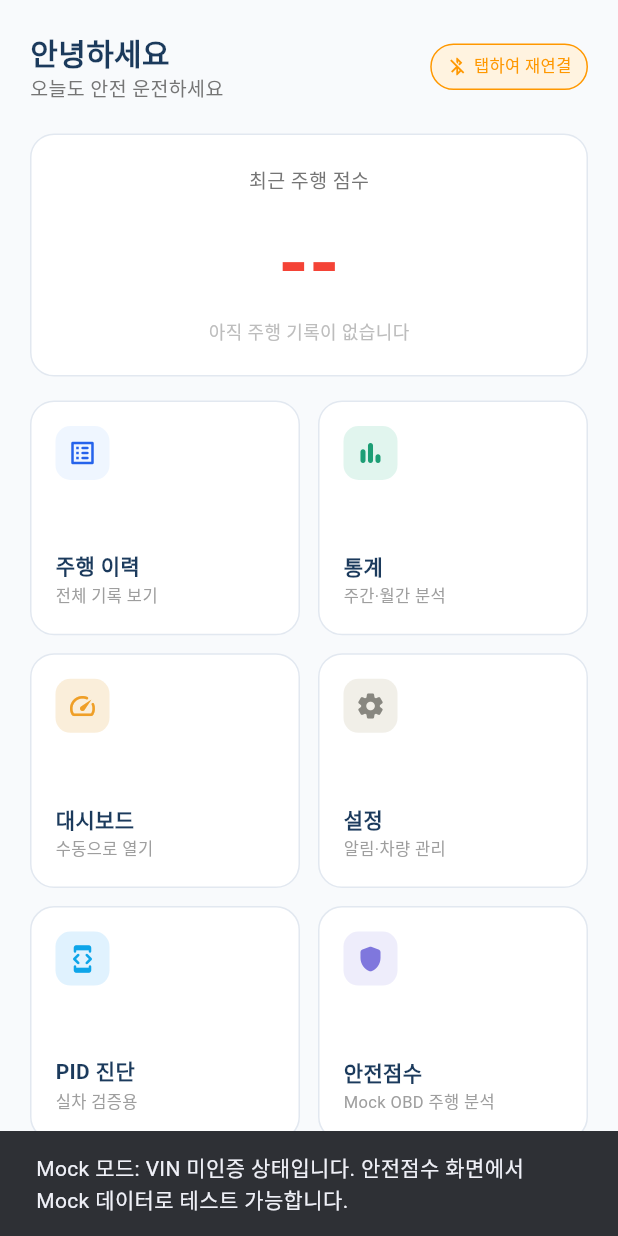
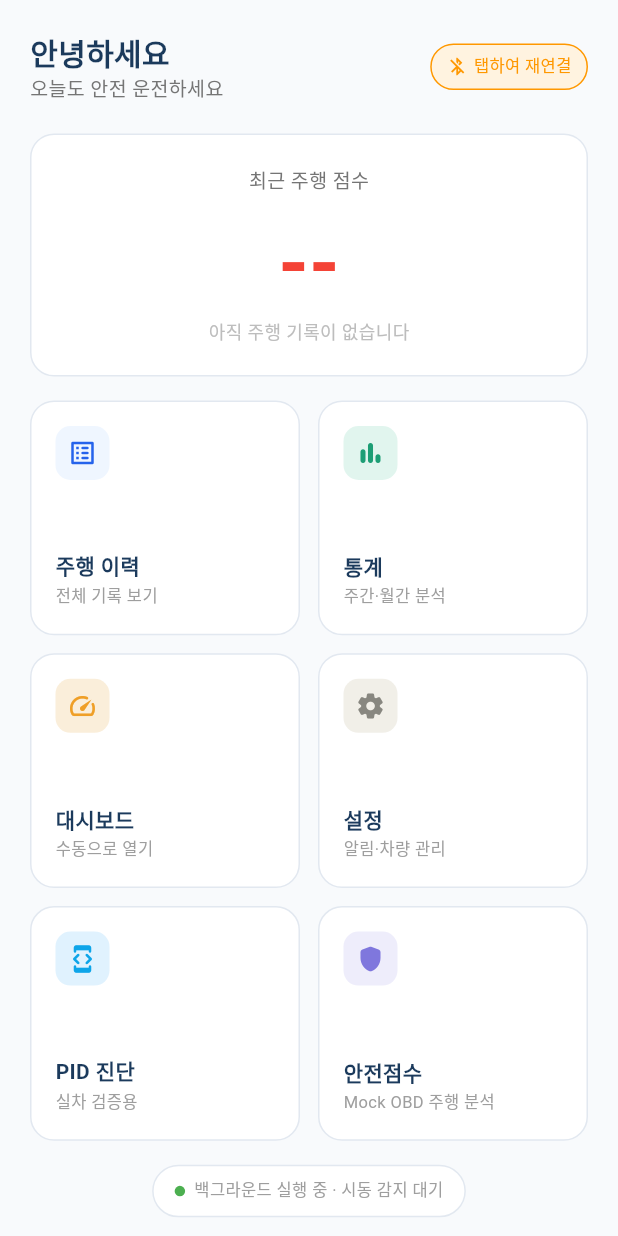
Before and after one commit to sunxchip/ubi_token, a Flutter app: the ScannerConnectScreen screen opened directly, after a tap on "스캐너 없이 테스트하기", on a phone screen of 412 x 824 dp. Run offline on Flutter 3.47's test engine with Material 3 defaults, Android fonts, the phone set to English and light mode, and no system bars; our stand-ins replace dio, drift, drift_flutter, flutter_blue_plus, flutter_dotenv, geolocator and 2 more; missing offline and left inert: flutter_background_service; accounts and stored records are empty; generated files the repository leaves out were written again; Roboto replaces fonts that are missing (pretendard).

Commit message:
fix: Mock 모드 진입 시 임시 VIN 저장으로 안전점수 화면 진입 가능하도록 수정

```diff
--- a/lib/presentation/screens/onboarding/scanner_connect_screen.dart
+++ b/lib/presentation/screens/onboarding/scanner_connect_screen.dart
@@ -127,15 +127,11 @@
         (_) => false,
       );
     } else {
-      // VIN 미인증 상태 → HomeScreen으로 이동 후 안전점수 화면에서 Mock 데이터 사용 가능
-      // VinAuthScreen은 실제 OBD 연결이 필요하므로 Mock 모드에서는 건너뜀
-      // TODO: Mock 전용 VinAuthScreen이 필요하면 MockObdDatasource를 별도 구현할 것
-      ScaffoldMessenger.of(context).showSnackBar(
-        const SnackBar(
-          content: Text('Mock 모드: VIN 미인증 상태입니다. 안전점수 화면에서 Mock 데이터로 테스트 가능합니다.'),
-          duration: Duration(seconds: 3),
-        ),
-      );
+      // Mock 모드: 임시 VIN/토큰 저장하여 안전점수 화면 진입 가능하게
+      await prefs.setString('auth_token', 'MOCK_TOKEN');
+      await prefs.setString('vin', 'MOCK-VIN-00000');
+      await prefs.setString('car_model', 'Mock 차량 (테스트)');
+      if (!mounted) return;
       Navigator.pushAndRemoveUntil(
         context,
         MaterialPageRoute(builder: (_) => const HomeScreen()),
```
